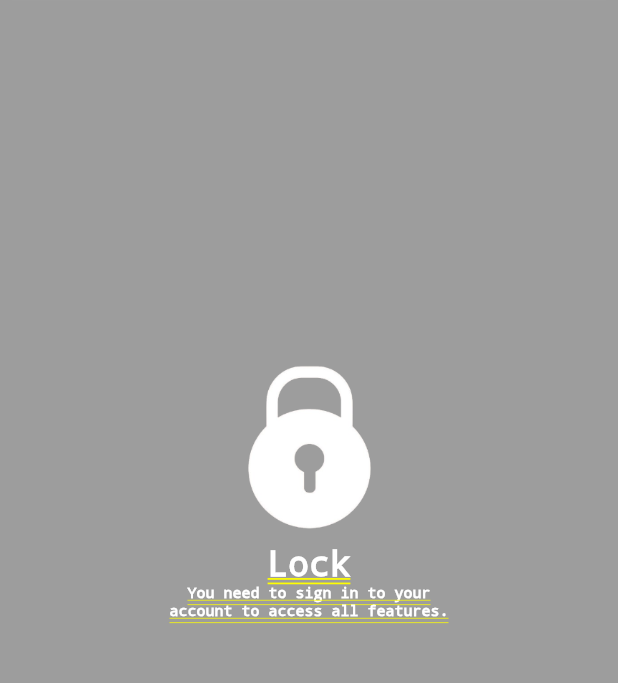
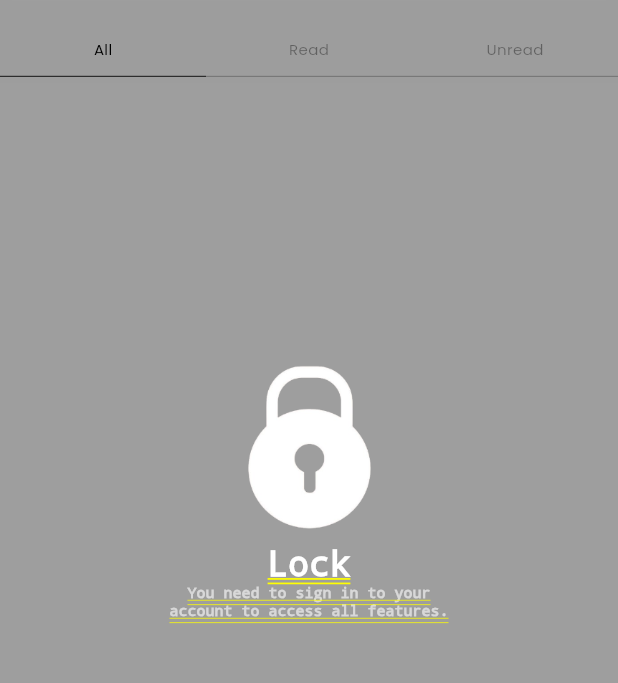
Before and after one commit to V1ISIONARY/SafeZone, a Flutter app: the Notif screen opened directly, on a phone screen of 412 x 824 dp, the part 133-816 px from its top. Run offline on Flutter 3.47's test engine with Material 3 defaults, Android fonts, the phone set to English and light mode, and no system bars; our stand-ins replace bloc, flutter_bloc, flutter_dotenv, flutter_slidable, flutter_svg, go_router and 7 more; accounts and stored records are empty; project files that could hold a hidden picture were left out.

Commit message:
fetch this 0.5
Notification

```diff
--- a/lib/app_routes.dart
+++ b/lib/app_routes.dart
@@ -2,10 +2,10 @@ import 'package:go_router/go_router.dart';
 import 'package:safezone/frontend/pages/authentication/register.dart';
 import 'package:safezone/backend/models/dangerzoneModel/incident_report_model.dart';
 import 'package:safezone/frontend/pages/authentication/login.dart';
-import 'package:safezone/frontend/pages/main-screen/notification/reports_history_information.dart';
+import 'package:safezone/frontend/pages/main-screen/notification/reports/reports_history_information.dart';
 import 'package:safezone/frontend/pages/main-screen/report-danger-zone/create_report.dart';
 import 'package:safezone/frontend/pages/main-screen/report-danger-zone/report_success.dart';
-import 'package:safezone/frontend/pages/main-screen/notification/reports_history.dart';
+import 'package:safezone/frontend/pages/main-screen/notification/reports/reports_history.dart';
 import 'package:safezone/frontend/pages/main-screen/report-danger-zone/submit_report.dart';
 import 'package:safezone/frontend/pages/main-screen/safe-zone/mark_safe_success.dart';
 import 'package:safezone/frontend/pages/main-screen/safe-zone/mark_safe_zone.dart';
--- /dev/null
+++ b/lib/backend/cubic/notification.dart
@@ -0,0 +1,16 @@
+import 'package:flutter_bloc/flutter_bloc.dart';
+
+// Ensure NotificationCubit exists
+class NotificationCubit extends Cubit<int> {
+  NotificationCubit() : super(0);
+
+  void changeSelectedIndex(int index) {
+    emit(index);
+  }
+}
+
+class BottomNavBloc extends Cubit<int> {
+  BottomNavBloc() : super(0);
+
+  void changeSelectedIndex(int index) => emit(index);
+}
--- a/lib/frontend/pages/main-screen/contact.dart
+++ b/lib/frontend/pages/main-screen/contact.dart
@@ -247,7 +247,7 @@ class _ContactState extends State<Contact> with SingleTickerProviderStateMixin {
                       Text(
                         'You need to sign in to your account to access all features.',
                         style: TextStyle(
-                          color: Colors.white,
+                          color: Colors.white60,
                           fontSize: 10,
                         ),
                         textAlign: TextAlign.center,
--- a/lib/frontend/pages/main-screen/notification.dart
+++ b/lib/frontend/pages/main-screen/notification.dart
@@ -1,13 +1,19 @@
 import 'package:flutter/material.dart';
+import 'package:flutter_bloc/flutter_bloc.dart';
+import 'package:safezone/backend/cubic/notification.dart';
+import 'package:safezone/frontend/pages/main-screen/notification/all.dart';
+import 'package:safezone/frontend/pages/main-screen/notification/read.dart';
+import 'package:safezone/frontend/pages/main-screen/notification/unread.dart';
 import 'package:safezone/frontend/widgets/buttons/notification_btn.dart';
 
 class Notif extends StatefulWidget {
-
   final String UserToken;
+  final int initialPage;
 
   const Notif({
     super.key,
-    required this.UserToken
+    required this.UserToken,
+    required this.initialPage,
   });
 
   @override
@@ -15,17 +21,25 @@ class Notif extends StatefulWidget {
 }
 
 class _NotifState extends State<Notif> with SingleTickerProviderStateMixin {
-
   late AnimationController _controller;
   late Animation<double> _animation;
+  late PageController pageController;
+  late List<Widget> topLevelPages;
 
   @override
   void initState() {
     super.initState();
 
+    pageController = PageController(initialPage: widget.initialPage);
+    topLevelPages = [
+      All(),
+      Read(),
+      Unread()
+    ];
+
     _controller = AnimationController(
       vsync: this,
-      duration: Duration(milliseconds: 500),
+      duration: const Duration(milliseconds: 500),
     )..addStatusListener((status) {
         if (status == AnimationStatus.completed) {
           _controller.reset();
@@ -38,7 +52,18 @@ class _NotifState extends State<Notif> with SingleTickerProviderStateMixin {
       TweenSequenceItem(tween: Tween(begin: -10.0, end: 10.0), weight: 1),
       TweenSequenceItem(tween: Tween(begin: 10.0, end: 0.0), weight: 1),
     ]).animate(_controller);
+  }
 
+  void onPageChanged(int page) {
+    BlocProvider.of<NotificationCubit>(context).changeSelectedIndex(page);
+  }
+
+  Widget _mainWrapperBody() {
+    return PageView(
+      controller: pageController,
+      onPageChanged: onPageChanged,
+      children: topLevelPages,
+    );
   }
 
   void _startShake() {
@@ -48,7 +73,75 @@ class _NotifState extends State<Notif> with SingleTickerProviderStateMixin {
   @override
   void dispose() {
     _controller.dispose();
+    pageController.dispose();
     super.dispose();
+  }
+
+  Widget _bodyNavigator(BuildContext context) {
+    return Container(
+      width: double.infinity,
+      height: 40,
+      child: Row(
+        mainAxisAlignment: MainAxisAlignment.spaceAround,
+        children: [
+          _bottomAppBarItem("All", 0),
+          _bottomAppBarItem("Read", 1),
+          _bottomAppBarItem("Unread", 2),
+        ],
+      ),
+    );
+  }
+
+  Widget _bottomAppBarItem(String indicator, int page) {
+    return Expanded(
+      child: GestureDetector(
+        onTap: () {
+          pageController.jumpToPage(page);
+          onPageChanged(page);
+        },
+        child: Padding(
+          padding: const EdgeInsets.only(top: 10),
+          child: BlocBuilder<NotificationCubit, int>(
+            builder: (context, selectedIndex) {
+              final isSelected = selectedIndex == page;
+              return Column(
+                children: [
+                  Text(
+                    indicator,
+                    style: TextStyle(
+                      fontSize: 10,
+                      color: isSelected? Colors.black : Colors.black38,
+                    ),
+                  ),
+                  Padding(
+                    padding: const EdgeInsets.only(top: 10),
+                    child:Container(
+                      height: 3,
+                      width: double.infinity,
+                      child: Center(
+                        child: Container(
+                          width: double.infinity,
+                          height: 0.5,
+                          color: Colors.black38,
+                          child: isSelected
+                              ? Container(
+                                width: double.infinity,
+                                height: 2.0,
+                                color: Colors.black,
+
+                            )
+                          : SizedBox(),
+                        ),
+                      ),
+                    )
+                  )
+                ],
+              );
+            },
+          ),
+        ),
+      ),
+    );
   }
 
   @override
@@ -59,25 +152,25 @@ class _NotifState extends State<Notif> with SingleTickerProviderStateMixin {
           appBar: AppBar(
             automaticallyImplyLeading: false,
             backgroundColor: Colors.white,
-            centerTitle: false,
             title: const Text(
               "Notification",
-              style: TextStyle(
-                  fontSize: 15, fontWeight: FontWeight.bold, color: Colors.black),
+              style: TextStyle(fontSize: 15, fontWeight: FontWeight.bold, color: Colors.black),
             ),
           ),
-          body: const Padding(
-            padding: EdgeInsets.symmetric(horizontal: 8.0),
-            child: Column(
+          body: Column(
             children: [
-                NotificationBtn(
+              Padding(
+                padding: const EdgeInsets.symmetric(horizontal: 8.0),
+                child: NotificationBtn(
                   title: "Reports History",
                   svgIcon: "lib/resources/svg/report_notif.svg",
                   navigateTo: "Reports",
-                    description:
-                        "Check the status and details of your submitted reports"),
+                  description: "Check the status and details of your submitted reports",
+                ),
+              ),
+              _bodyNavigator(context),
+              Expanded(child: _mainWrapperBody()),
             ],
-            ),
           ),
         ),
         widget.UserToken == 'guess'
@@ -100,7 +193,7 @@ class _NotifState extends State<Notif> with SingleTickerProviderStateMixin {
                             builder: (context, child) {
                               return Transform.translate(
                                 offset: Offset(_animation.value, 0),
-                            child: Container(
+                                child: SizedBox(
                                   width: 150,
                                   height: 130,
                                   child: Image.asset(
@@ -109,9 +202,9 @@ class _NotifState extends State<Notif> with SingleTickerProviderStateMixin {
                                   ),
                                 ),
                               );
-                        }
+                            },
                           ),
-                      Text(
+                          const Text(
                             'Lock',
                             style: TextStyle(
                               color: Colors.white,
@@ -119,22 +212,22 @@ class _NotifState extends State<Notif> with SingleTickerProviderStateMixin {
                             ),
                             textAlign: TextAlign.center,
                           ),
-                      Text(
+                          const Text(
                             'You need to sign in to your account to access all features.',
                             style: TextStyle(
-                          color: Colors.white,
+                              color: Colors.white60,
                               fontSize: 10,
                             ),
                             textAlign: TextAlign.center,
-                      )
-                    ]
-                  )
+                          ),
+                        ],
+                      ),
+                    ),
                   ),
                 ),
               )
-          )
-          : SizedBox(),
-      ]
+            : const SizedBox(),
+      ],
     );
   }
 }
--- /dev/null
+++ b/lib/frontend/pages/main-screen/notification/all.dart
@@ -0,0 +1,18 @@
+import 'package:flutter/material.dart';
+import 'package:flutter/widgets.dart';
+
+class All extends StatefulWidget {
+  const All({super.key});
+
+  @override
+  State<All> createState() => _AllState();
+}
+
+class _AllState extends State<All> {
+  @override
+  Widget build(BuildContext context) {
+    return Scaffold(
+      backgroundColor: Colors.white,
+    );
+  }
+}
--- /dev/null
+++ b/lib/frontend/pages/main-screen/notification/read.dart
@@ -0,0 +1,18 @@
+import 'package:flutter/material.dart';
+import 'package:flutter/widgets.dart';
+
+class Read extends StatefulWidget {
+  const Read({super.key});
+
+  @override
+  State<Read> createState() => _ReadState();
+}
+
+class _ReadState extends State<Read> {
+  @override
+  Widget build(BuildContext context) {
+    return Scaffold(
+      backgroundColor: Colors.white,
+    );
+  }
+}
--- /dev/null
+++ b/lib/frontend/pages/main-screen/notification/unread.dart
@@ -0,0 +1,18 @@
+import 'package:flutter/material.dart';
+import 'package:flutter/widgets.dart';
+
+class Unread extends StatefulWidget {
+  const Unread({super.key});
+
+  @override
+  State<Unread> createState() => _UnreadState();
+}
+
+class _UnreadState extends State<Unread> {
+  @override
+  Widget build(BuildContext context) {
+    return const Scaffold(
+      backgroundColor: Colors.white,
+    );
+  }
+}
--- a/lib/frontend/widgets/bottom_navigation.dart
+++ b/lib/frontend/widgets/bottom_navigation.dart
@@ -18,7 +18,7 @@ class _BottomNavigationWidgetState extends State<BottomNavigationWidget> {
   final List<Widget> _pages = [
     const Map(UserToken: 'guess'),
     const Contact(UserToken: 'guess'),
-    const Notif(UserToken: 'guess'),
+    const Notif(UserToken: 'guess', initialPage: 1),
     const Settings(UserToken: 'guess'),
   ];
 
--- a/lib/frontend/widgets/buttons/notification_btn.dart
+++ b/lib/frontend/widgets/buttons/notification_btn.dart
@@ -1,7 +1,7 @@
 import 'package:flutter/material.dart';
 import 'package:flutter_svg/svg.dart';
 import 'package:page_transition/page_transition.dart';
-import 'package:safezone/frontend/pages/main-screen/notification/reports_history.dart';
+import 'package:safezone/frontend/pages/main-screen/notification/reports/reports_history.dart';
 import '../../../resources/schema/texts.dart';
 
 class NotificationBtn extends StatelessWidget {
--- a/lib/main.dart
+++ b/lib/main.dart
@@ -3,6 +3,7 @@ import 'package:flutter/material.dart';
 import 'package:safezone/backend/apiservice/contactApi/contact_impl.dart';
 import 'package:safezone/backend/apiservice/contactApi/contact_repo.dart';
 import 'package:safezone/backend/bloc/contactBloc/contact_bloc.dart';
+import 'package:safezone/backend/cubic/notification.dart';
 import 'package:safezone/frontend/widgets/bottom_navigation.dart';
 //import 'package:safezone/app_routes.dart';
 import 'package:safezone/frontend/pages/introduction/splash_screen.dart';
@@ -22,6 +23,9 @@ void main() {
         BlocProvider(
           create: (_) => ContactBloc(ContactImplementation()), // Add ContactBloc
         ),
+        BlocProvider(
+          create: (_) => NotificationCubit(), // Add ContactBloc
+        ),
       ],
       child: const MyApp(),
     ),
```
Also changed, not shown: lib/frontend/pages/introduction/welcome.dart (+27 -1 lines), lib/frontend/widgets/fade.dart (added, +28 -0 lines), lib/frontend/pages/main-screen/notification/reports/reports_history.dart (renamed from lib/frontend/pages/main-screen/notification/reports_history.dart), lib/frontend/pages/main-screen/notification/reports/reports_history_information.dart (renamed from lib/frontend/pages/main-screen/notification/reports_history_information.dart). Lines whose indentation alone changed are shown as unchanged.
